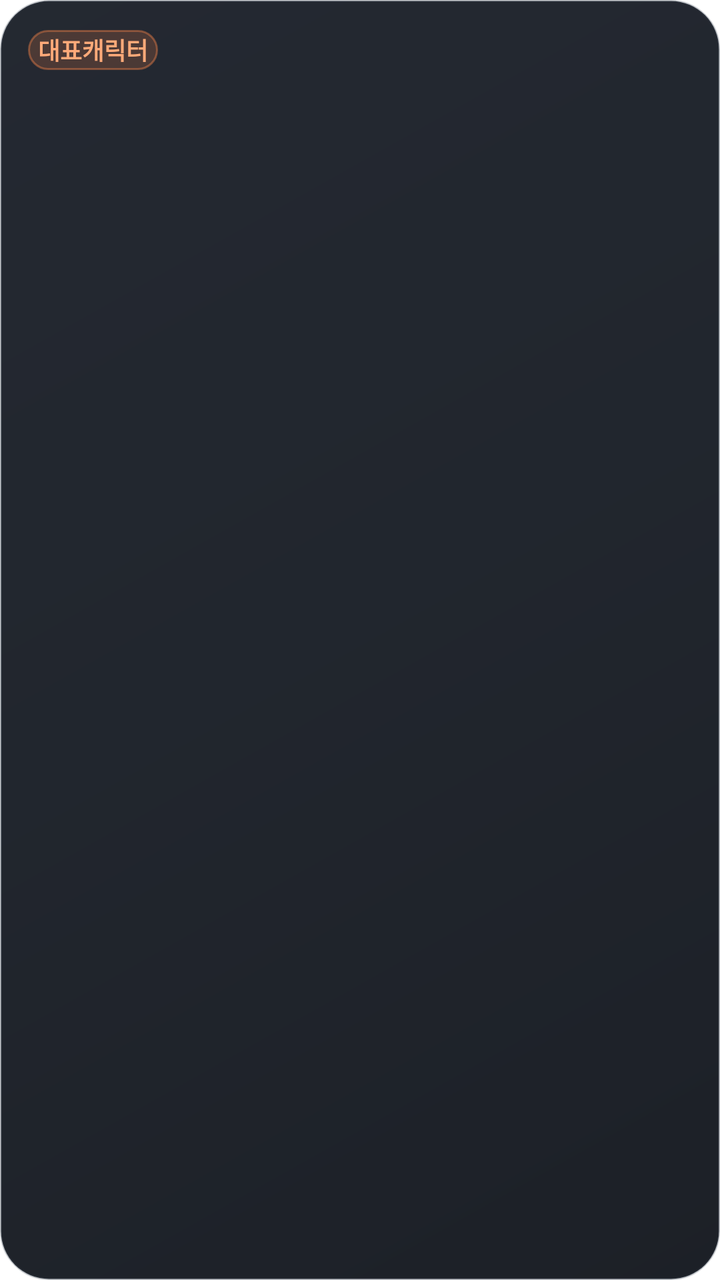
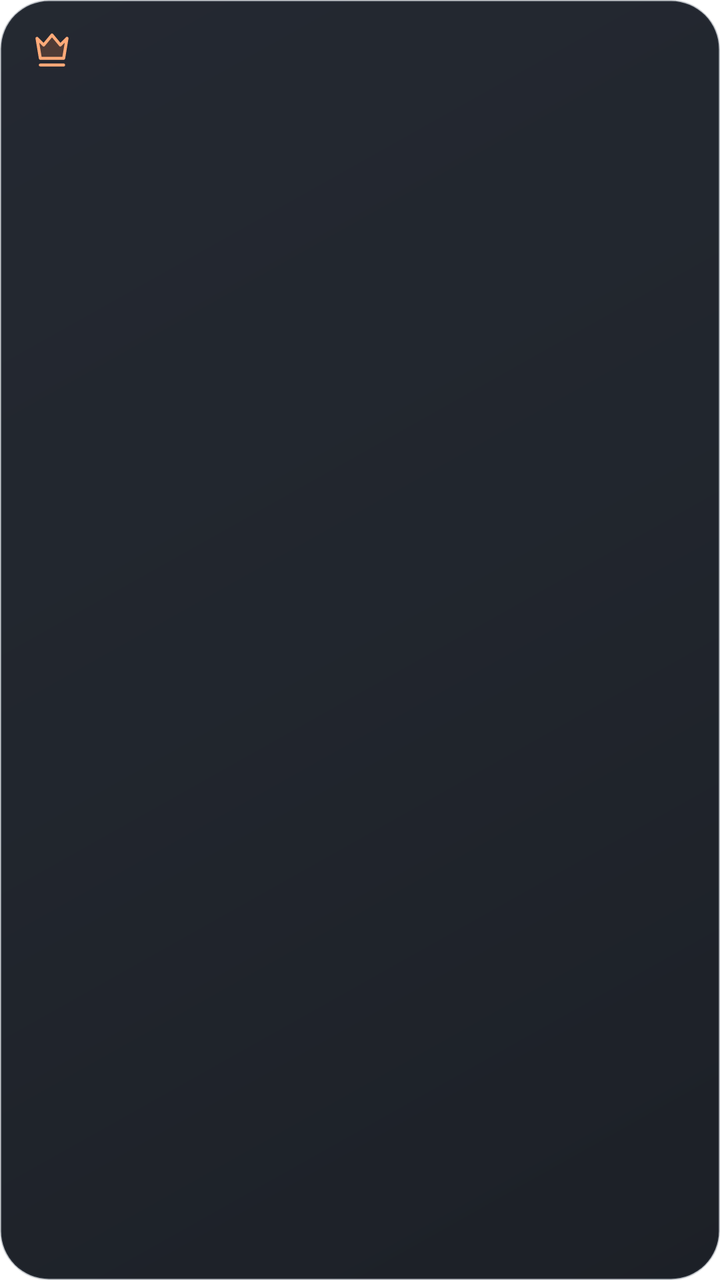

Before-and-after screenshots of an Android layout around one commit, followed by the original layout XML and the change that was made.
<!-- AndroidManifest.xml: application theme Theme.maple_guild_tracker -->
<!-- res/layout/widget_primary_square.xml -->
<?xml version="1.0" encoding="utf-8"?>
<LinearLayout xmlns:android="http://schemas.android.com/apk/res/android"
    android:id="@+id/primary_widget_root"
    android:layout_width="match_parent"
    android:layout_height="match_parent"
    android:background="@drawable/maple_widget_background"
    android:orientation="vertical">
    <LinearLayout android:layout_width="match_parent" android:layout_height="24dp" android:gravity="center_vertical" android:orientation="horizontal">
        <TextView android:layout_width="wrap_content" android:layout_height="20dp" android:background="@drawable/maple_widget_label_background" android:gravity="center" android:paddingLeft="5dp" android:paddingRight="5dp" android:text="대표캐릭터" android:textColor="#FFAA79" android:textSize="12sp" android:textStyle="bold" />
        <TextView android:id="@+id/primary_name" android:layout_width="0dp" android:layout_height="wrap_content" android:layout_marginStart="5dp" android:layout_weight="1" android:ellipsize="end" android:gravity="end" android:maxLines="1" android:textColor="#D8DEE8" android:textSize="12sp" android:textStyle="bold" />
    </LinearLayout>
    <FrameLayout android:layout_width="match_parent" android:layout_height="0dp" android:layout_marginTop="3dp" android:layout_weight="1">
        <ViewFlipper
            android:id="@+id/primary_avatar_flipper"
            android:layout_width="match_parent"
            android:layout_height="match_parent"
            android:autoStart="true"
            android:flipInterval="650">
            <ImageView android:id="@+id/primary_avatar_frame_0" android:layout_width="match_parent" android:layout_height="match_parent" android:adjustViewBounds="true" android:contentDescription="대표 캐릭터 대기 모션" android:scaleType="fitCenter" />
            <ImageView android:id="@+id/primary_avatar_frame_1" android:layout_width="match_parent" android:layout_height="match_parent" android:adjustViewBounds="true" android:contentDescription="대표 캐릭터 대기 모션" android:scaleType="fitCenter" />
            <ImageView android:id="@+id/primary_avatar_frame_2" android:layout_width="match_parent" android:layout_height="match_parent" android:adjustViewBounds="true" android:contentDescription="대표 캐릭터 대기 모션" android:scaleType="fitCenter" />
            <ImageView android:id="@+id/primary_avatar_frame_3" android:layout_width="match_parent" android:layout_height="match_parent" android:adjustViewBounds="true" android:contentDescription="대표 캐릭터 대기 모션" android:scaleType="fitCenter" />
        </ViewFlipper>
    </FrameLayout>
    <LinearLayout android:layout_width="match_parent" android:layout_height="42dp" android:layout_marginTop="4dp" android:gravity="center" android:orientation="vertical">
        <TextView android:id="@+id/primary_rate" android:layout_width="match_parent" android:layout_height="wrap_content" android:gravity="center" android:maxLines="1" android:textColor="#FFFFFF" android:textSize="18sp" android:textStyle="bold" />
        <TextView android:id="@+id/primary_gain" android:layout_width="match_parent" android:layout_height="wrap_content" android:gravity="center" android:maxLines="1" android:textColor="#69D9B6" android:textSize="12sp" android:textStyle="bold" />
    </LinearLayout>
</LinearLayout>
<!-- resources referenced by this layout -->
<resources>
  <!-- drawable maple_widget_background (drawable) -->
  <?xml version="1.0" encoding="utf-8"?>
  <shape xmlns:android="http://schemas.android.com/apk/res/android" android:shape="rectangle">
      <gradient android:angle="315" android:startColor="#F51B2029" android:centerColor="#F5181D25" android:endColor="#F513171E" />
      <stroke android:width="1dp" android:color="#4A45505F" />
      <corners android:radius="24dp" />
      <padding android:left="14dp" android:top="13dp" android:right="14dp" android:bottom="11dp" />
  </shape>
  <!-- drawable maple_widget_label_background (drawable) -->
  <?xml version="1.0" encoding="utf-8"?>
  <shape xmlns:android="http://schemas.android.com/apk/res/android" android:shape="rectangle">
      <solid android:color="#2EFF874A" />
      <stroke android:width="1dp" android:color="#66FF874A" />
      <corners android:radius="10dp" />
  </shape>
  <style name="Theme.maple_guild_tracker" parent="Theme.MaterialComponents.DayNight.NoActionBar">
          
      </style>
</resources>

<!-- the commit's change to res/layout/widget_primary_square.xml (unified diff, before → after) -->
@@ -6,8 +6,8 @@
     android:background="@drawable/maple_widget_background"
     android:orientation="vertical">
     <LinearLayout android:layout_width="match_parent" android:layout_height="24dp" android:gravity="center_vertical" android:orientation="horizontal">
-        <TextView android:layout_width="wrap_content" android:layout_height="20dp" android:background="@drawable/maple_widget_label_background" android:gravity="center" android:paddingLeft="5dp" android:paddingRight="5dp" android:text="대표캐릭터" android:textColor="#FFAA79" android:textSize="12sp" android:textStyle="bold" />
-        <TextView android:id="@+id/primary_name" android:layout_width="0dp" android:layout_height="wrap_content" android:layout_marginStart="5dp" android:layout_weight="1" android:ellipsize="end" android:gravity="end" android:maxLines="1" android:textColor="#D8DEE8" android:textSize="12sp" android:textStyle="bold" />
+        <ImageView android:layout_width="24dp" android:layout_height="20dp" android:contentDescription="대표 캐릭터" android:scaleType="centerInside" android:src="@drawable/maple_widget_crown" />
+        <TextView android:id="@+id/primary_name" android:layout_width="0dp" android:layout_height="wrap_content" android:layout_marginStart="4dp" android:layout_weight="1" android:autoSizeMaxTextSize="12sp" android:autoSizeMinTextSize="10sp" android:autoSizeStepGranularity="1sp" android:autoSizeTextType="uniform" android:gravity="end" android:maxLines="1" android:textColor="#D8DEE8" android:textSize="12sp" android:textStyle="bold" />
     </LinearLayout>
     <FrameLayout android:layout_width="match_parent" android:layout_height="0dp" android:layout_marginTop="3dp" android:layout_weight="1">
         <ViewFlipper
<!-- resource entries referenced after the edit -->
@@ -8,13 +8,24 @@
       <corners android:radius="24dp" />
       <padding android:left="14dp" android:top="13dp" android:right="14dp" android:bottom="11dp" />
   </shape>
-  <!-- drawable maple_widget_label_background (drawable) -->
+  <!-- drawable maple_widget_crown (drawable) -->
   <?xml version="1.0" encoding="utf-8"?>
-  <shape xmlns:android="http://schemas.android.com/apk/res/android" android:shape="rectangle">
-      <solid android:color="#2EFF874A" />
-      <stroke android:width="1dp" android:color="#66FF874A" />
-      <corners android:radius="10dp" />
-  </shape>
+  <vector xmlns:android="http://schemas.android.com/apk/res/android"
+      android:width="24dp"
+      android:height="24dp"
+      android:viewportWidth="24"
+      android:viewportHeight="24">
+      <path
+          android:fillColor="#33FF874A"
+          android:pathData="M3,5L7,9L12,3L17,9L21,5L19,17L5,17Z" />
+      <path
+          android:fillColor="@android:color/transparent"
+          android:pathData="M3,5L7,9L12,3L17,9L21,5L19,17L5,17ZM5,21L19,21"
+          android:strokeColor="#FFAA79"
+          android:strokeLineCap="round"
+          android:strokeLineJoin="round"
+          android:strokeWidth="1.8" />
+  </vector>
   <style name="Theme.maple_guild_tracker" parent="Theme.MaterialComponents.DayNight.NoActionBar">
           
       </style>
